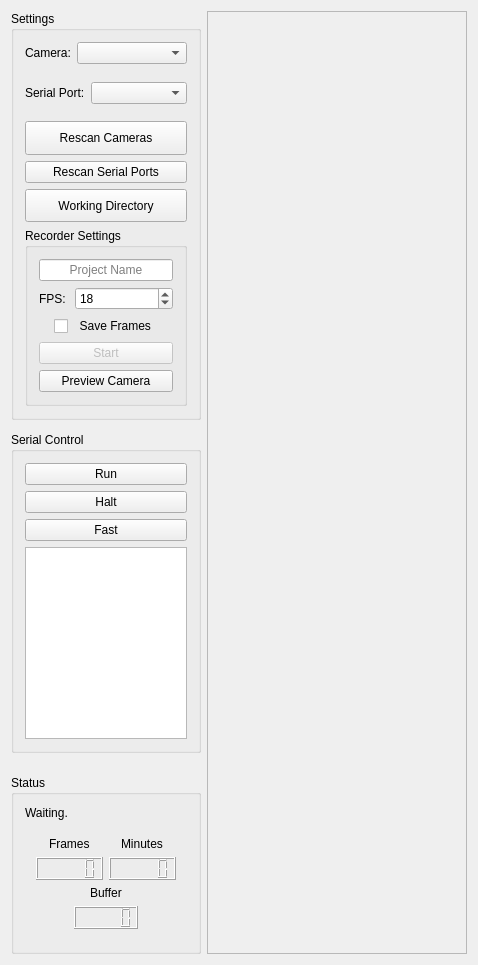
First picture: the form in src/forms/mainwindow.ui, repository vale981/Taevitas, before the edit.
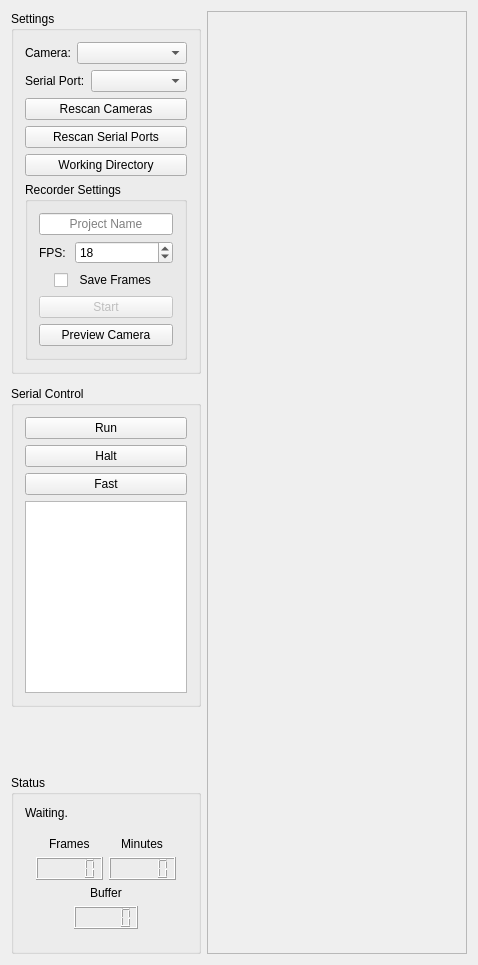
Second picture: the form after the edit.

The edit to the form file:
```diff
--- a/src/forms/mainwindow.ui
+++ b/src/forms/mainwindow.ui
@@ -47,8 +47,8 @@
       </property>
       <property name="minimumSize">
        <size>
-        <width>190</width>
-        <height>409</height>
+        <width>0</width>
+        <height>0</height>
        </size>
       </property>
       <property name="maximumSize">
@@ -305,6 +305,12 @@
     </item>
     <item row="2" column="0">
      <widget class="QGroupBox" name="serialControl">
+      <property name="minimumSize">
+       <size>
+        <width>190</width>
+        <height>0</height>
+       </size>
+      </property>
       <property name="title">
        <string>Serial Control</string>
       </property>
```
